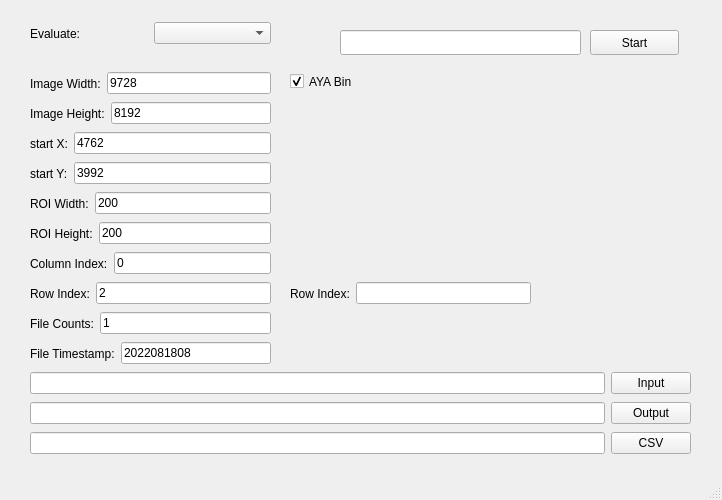
dinoliang/SampleCode, file Python/raw/GUI/Sample001/untitled.ui: the form before one commit.
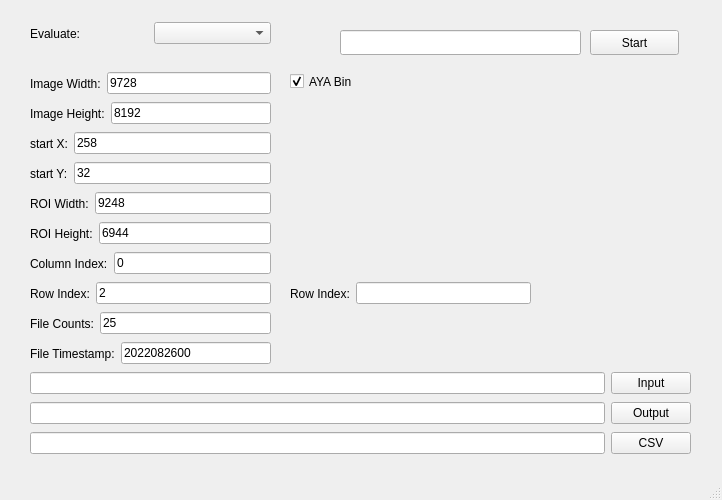
The form after the commit.

The edit to the form file:
```diff
--- a/Python/raw/GUI/Sample001/untitled.ui
+++ b/Python/raw/GUI/Sample001/untitled.ui
@@ -99,7 +99,7 @@
      <item>
       <widget class="QLineEdit" name="lineEdit_X">
        <property name="text">
-        <string>4762</string>
+        <string>258</string>
        </property>
       </widget>
      </item>
@@ -125,7 +125,7 @@
      <item>
       <widget class="QLineEdit" name="lineEdit_Y">
        <property name="text">
-        <string>3992</string>
+        <string>32</string>
        </property>
       </widget>
      </item>
@@ -151,7 +151,7 @@
      <item>
       <widget class="QLineEdit" name="lineEdit_ROIHeight">
        <property name="text">
-        <string>200</string>
+        <string>6944</string>
        </property>
       </widget>
      </item>
@@ -177,7 +177,7 @@
      <item>
       <widget class="QLineEdit" name="lineEdit_ROIWidth">
        <property name="text">
-        <string>200</string>
+        <string>9248</string>
        </property>
       </widget>
      </item>
@@ -255,7 +255,7 @@
      <item>
       <widget class="QLineEdit" name="lineEdit_FileCounts">
        <property name="text">
-        <string>1</string>
+        <string>25</string>
        </property>
       </widget>
      </item>
@@ -281,7 +281,7 @@
      <item>
       <widget class="QLineEdit" name="lineEdit_FileTimestamp">
        <property name="text">
-        <string>2022081808</string>
+        <string>2022082600</string>
        </property>
       </widget>
      </item>
```
